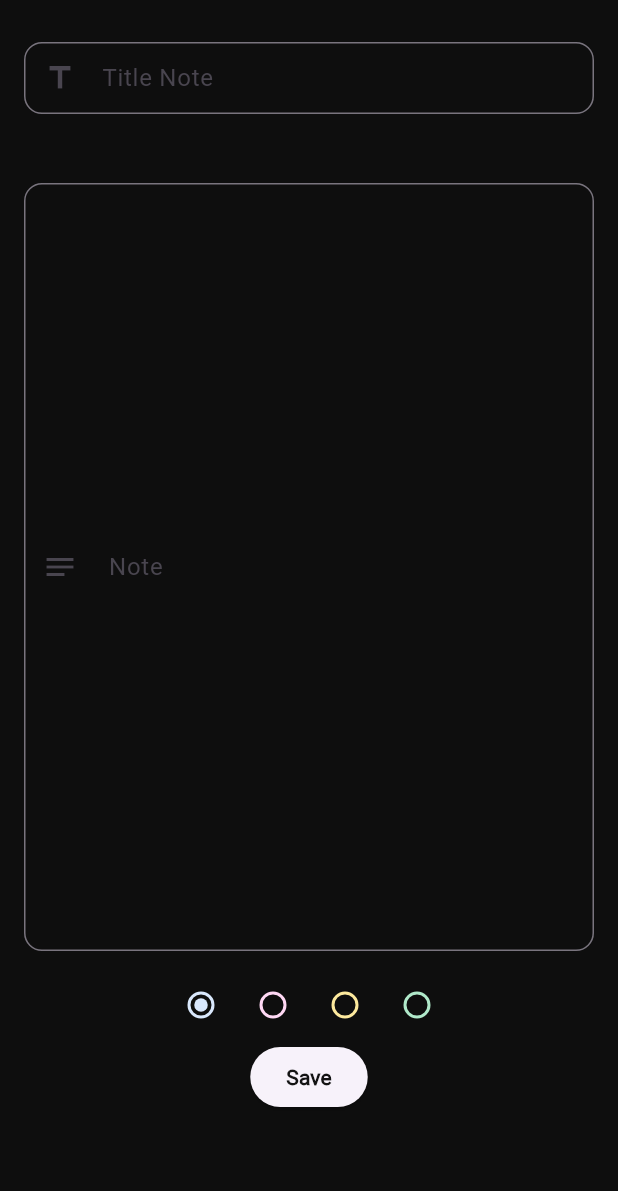
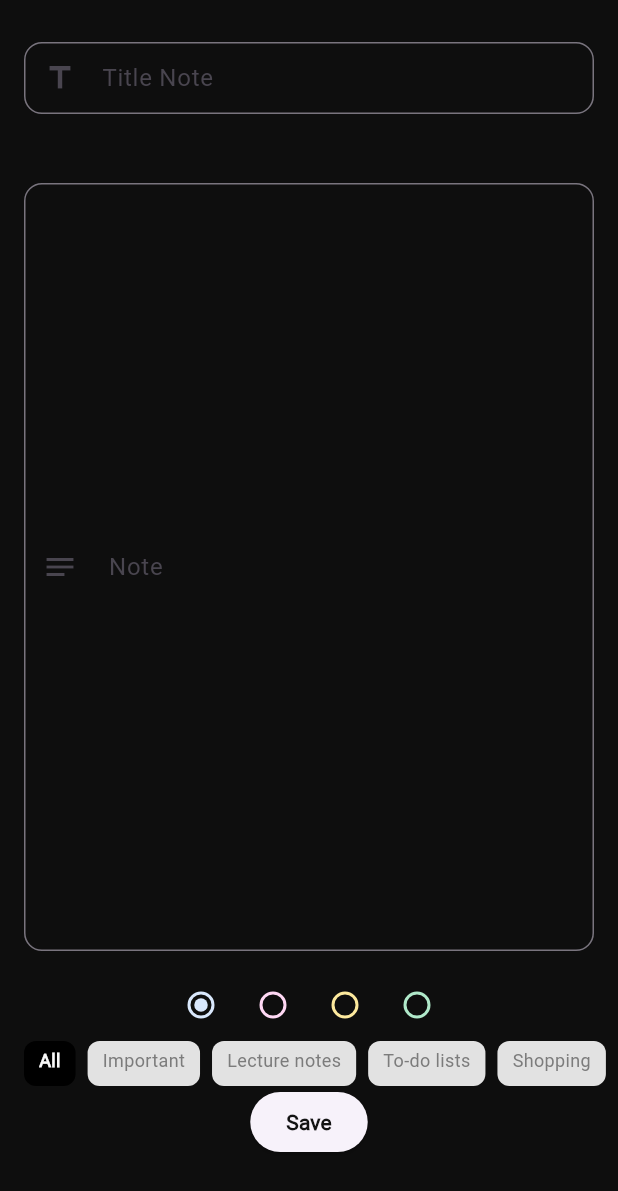
Before and after one commit to a7iiid/note-app, a Flutter app: the EditNoteView screen opened directly with empty values, on a phone screen of 412 x 824 dp. Shown: the top 1191 px of the screen. Run offline on Flutter 3.47's test engine with Material 3 defaults, Android fonts, the phone set to English and light mode, and no system bars; our stand-ins replace awesome_dialog, bloc, dartz, flutter_bloc, go_router, hive and 2 more; accounts and stored records are empty; statements that could not run were skipped.

```diff
--- a/lib/fetuers/home/edit_note.dart
+++ b/lib/fetuers/home/edit_note.dart
@@ -1,8 +1,11 @@
 // ignore_for_file: must_be_immutable
 
+import 'package:flutter/foundation.dart';
 import 'package:flutter/material.dart';
+import 'package:flutter_bloc/flutter_bloc.dart';
 import 'package:note_app/core/constant/colors.dart';
 import 'package:note_app/core/constant/text_style.dart';
+import 'package:note_app/fetuers/home/add_note_form.dart';
 import 'package:note_app/fetuers/home/widget/color_selecte.dart';
 import 'package:note_app/fetuers/home/widget/note_text_filde.dart';
 import 'package:note_app/fetuers/home/widget/title_text_field.dart';
@@ -23,7 +26,9 @@ class EditNoteView extends StatelessWidget {
   @override
   Widget build(BuildContext context) {
     return Scaffold(
-      body: ListView(children: [
+      body: BlocBuilder<NoteCubit, NoteState>(
+        builder: (context, state) {
+          return ListView(children: [
             Center(
               child: Column(
                 mainAxisAlignment: MainAxisAlignment.center,
@@ -35,6 +40,7 @@ class EditNoteView extends StatelessWidget {
                   TitleTextField(),
                   NoteTextFilde(),
                   ColorSelecte(),
+                  category(),
                   ElevatedButton(
                     child: Text(
                       'Save',
@@ -42,7 +48,7 @@ class EditNoteView extends StatelessWidget {
                     ),
                     onPressed: () async {
                       note = await NoteModel.fromMap({
-                    'category': 'All',
+                        'category': NoteCubit.get(context).categoryitem,
                         'color': colornote.value,
                         'Title': TitleController.text,
                         'note': NoteController.text
@@ -51,7 +57,7 @@ class EditNoteView extends StatelessWidget {
                       TitleController = TextEditingController();
                       NoteController = TextEditingController();
                       colornote = ColorApp.ColorNote1;
-                  NoteCubit.get(context).getNote();
+                      NoteCubit.get(context).getNote(0);
 
                       Navigator.pop(context);
                     },
@@ -59,7 +65,9 @@ class EditNoteView extends StatelessWidget {
                 ],
               ),
             ),
-      ]),
+          ]);
+        },
+      ),
     );
   }
 }
--- a/lib/fetuers/home/presantaion/note/note_cubit.dart
+++ b/lib/fetuers/home/presantaion/note/note_cubit.dart
@@ -17,7 +17,7 @@ class NoteCubit extends Cubit<NoteState> {
   NoteCubit(this.homeRepo) : super(NoteInitial());
 
   int categoryselect = 0;
-
+  String categoryitem = "All";
   static get(context) => BlocProvider.of<NoteCubit>(context);
 
   final List<String> categories = [
@@ -29,6 +29,7 @@ class NoteCubit extends Cubit<NoteState> {
   ];
   void category(int index) {
     categoryselect = index;
+    categoryitem = categories[index];
 
     emit(ChangNoteCategory());
   }
```
Lines whose indentation alone changed are shown as unchanged.
